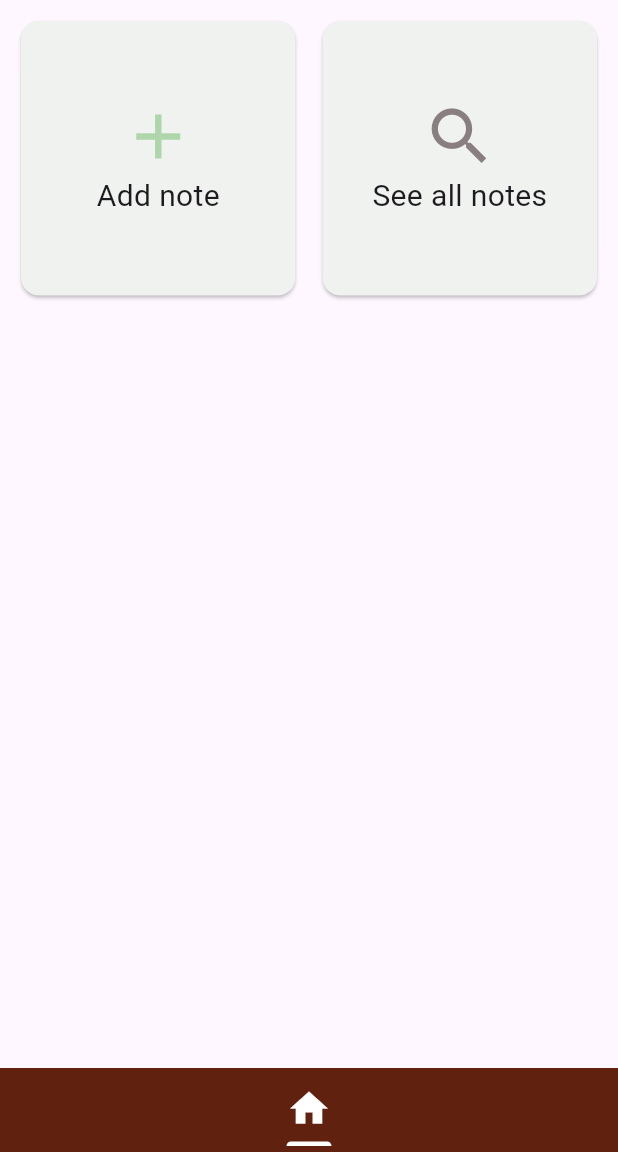
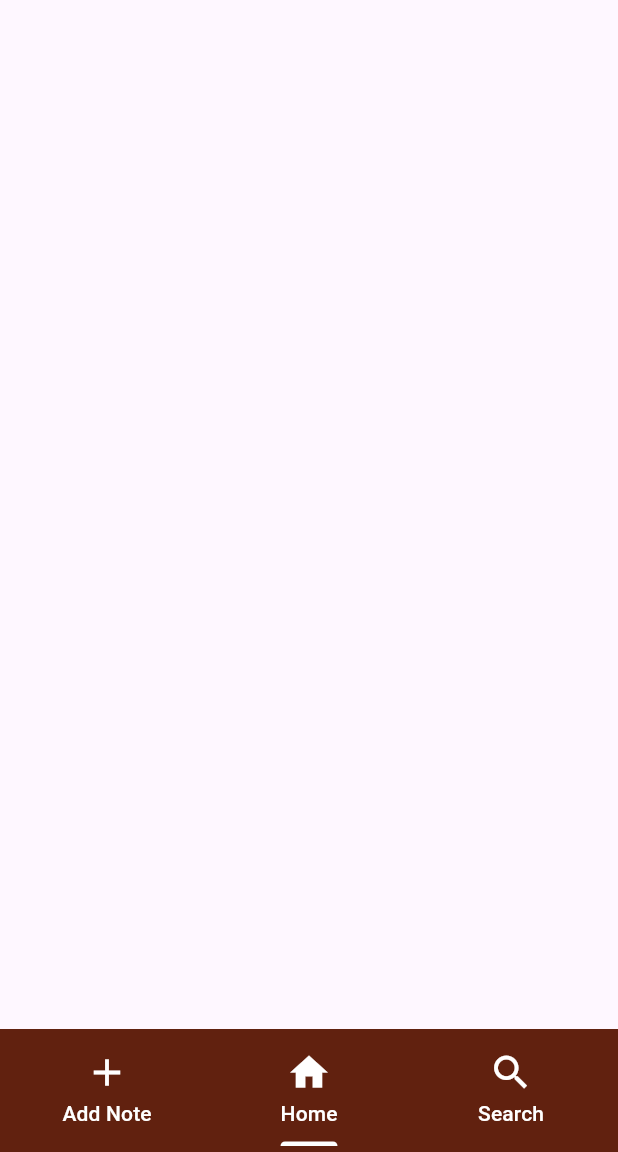
Before and after one commit to Pflipper55/CoffeeNote, a Flutter app: the screen it shows after launch, on a phone screen of 412 x 824 dp, the part 84-1236 px from its top. Run offline on Flutter 3.47's test engine with Material 3 defaults, Android fonts, the light colour scheme and no system bars.

Commit message:
Schöne neue welt

```diff
--- a/coffee_note/lib/main.dart
+++ b/coffee_note/lib/main.dart
@@ -15,13 +15,16 @@
     return MaterialApp(
       title: 'Coffee Notepad',
       home: DefaultTabController(
-        length: 1,
+        length: 3,
+        initialIndex: 1,
         child: Scaffold(
           appBar: _buildAppBar(),
           bottomNavigationBar: _buildMenu(),
           body: TabBarView(
             children: [
-              HomePage()
+              Container(), // ToDo Replace to AddPage
+              HomePage(),
+              Container() // ToDo Replace to SearchPage
             ]
           ),
         )
@@ -48,13 +51,32 @@
     padding: EdgeInsets.all(4),
     dividerColor: Colors.transparent,
     indicatorColor: Colors.white,
+    unselectedLabelColor: Colors.white,
+    labelColor: Colors.white,
     tabs: [
+      Tab(
+        icon: Icon(
+          Icons.add,
+          color: Colors.white,
+          size: 30,
+        ),
+        text: "Add Note",
+      ),
       Tab(
         icon: Icon(
           Icons.home,
           color: Colors.white,
           size: 30,
         ),
+        text: "Home",
+      ),
+      Tab(
+        icon: Icon(
+          Icons.search,
+          color: Colors.white,
+          size: 30,
+        ),
+        text: "Search",
       )
     ]
   );
--- a/coffee_note/lib/pages/home_page/home_page.dart
+++ b/coffee_note/lib/pages/home_page/home_page.dart
@@ -21,39 +21,7 @@ class _HomePageState extends State<HomePage> {
     children: _buildGrid()
   );
 
-  List<Widget> _buildGrid() => [
-    _buildCardButton(Icons.add, getSecondaryColor(), "Add note", _navigateToAddPage),
-    _buildCardButton(Icons.search, getTaupeGray(), "See all notes", _navigateToSearchPage),
-  ];
-
-  Widget _buildCardButton(IconData icon, Color iconColor, String iconText, void Function() tapFunction)
-    => GestureDetector(
-      onTap: tapFunction,
-      child: Card(
-        color: getWhiteSmoke(),
-        child: Column(
-          mainAxisAlignment: MainAxisAlignment.center,
-          children: [
-            Icon(
-              icon,
-              color: iconColor,
-              size: 50,
-            ),
-            Text(
-              iconText,
-              style: TextStyle(
-                fontSize: 20
-              ),
-            )
-          ],
-        ),
-      )
-    );
+  List<Widget> _buildGrid() => [];
 
 
-  void _navigateToAddPage() {
-  }
-
-  void _navigateToSearchPage() {
-  }
 }
```
